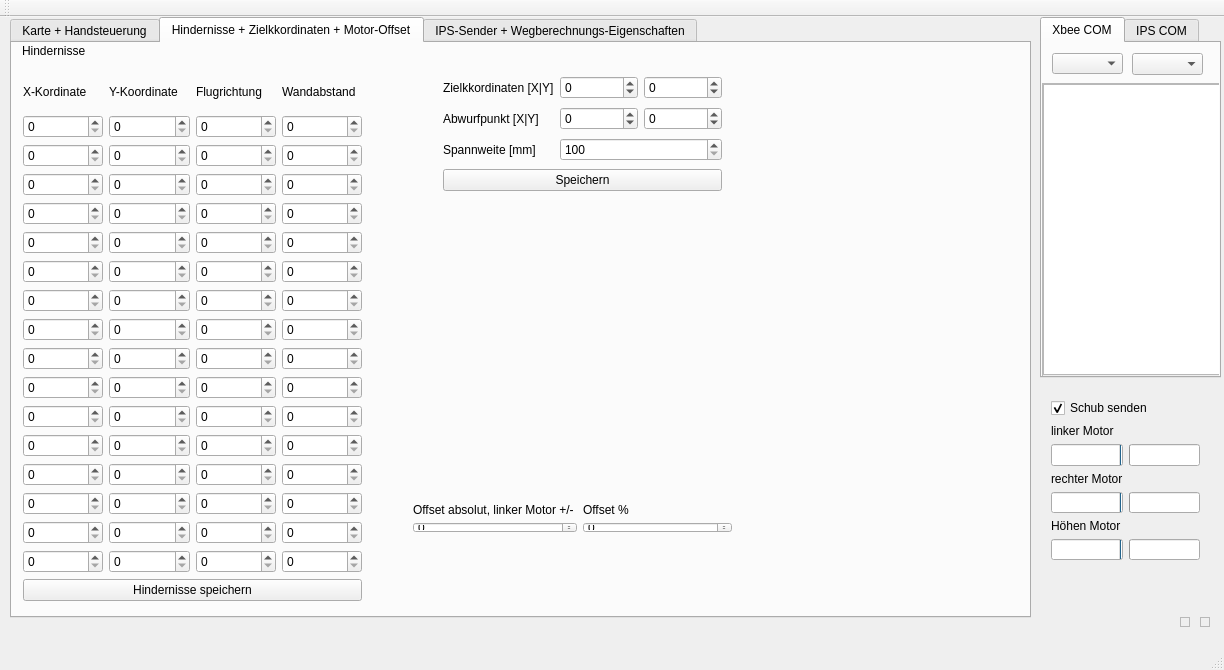
Old version of the form mainwindow.ui in the repository Koerner/Sturzflug-at-daedalus.ei.tum.de.
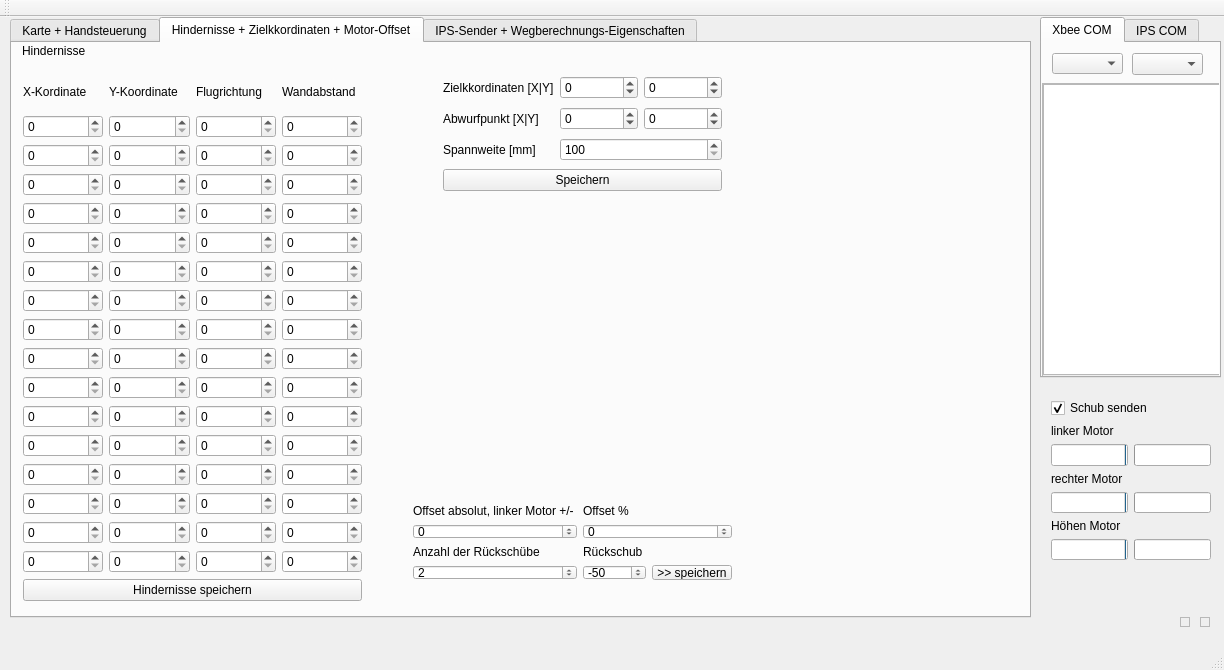
New version of the form. The open tabs and pages were chosen to show the change.

```diff
--- a/mainwindow.ui
+++ b/mainwindow.ui
@@ -1071,10 +1071,36 @@
         <x>390</x>
         <y>450</y>
         <width>341</width>
-        <height>51</height>
+        <height>99</height>
        </rect>
       </property>
       <layout class="QGridLayout" name="gridLayout_6">
+       <item row="3" column="1">
+        <widget class="QSpinBox" name="rueckschub">
+         <property name="minimum">
+          <number>-99</number>
+         </property>
+         <property name="maximum">
+          <number>0</number>
+         </property>
+         <property name="value">
+          <number>-50</number>
+         </property>
+        </widget>
+       </item>
+       <item row="3" column="0">
+        <widget class="QSpinBox" name="rueckAnz">
+         <property name="minimum">
+          <number>0</number>
+         </property>
+         <property name="maximum">
+          <number>10</number>
+         </property>
+         <property name="value">
+          <number>2</number>
+         </property>
+        </widget>
+       </item>
        <item row="1" column="0">
         <widget class="QSpinBox" name="offsetAbs">
          <property name="minimum">
@@ -1082,13 +1108,6 @@
          </property>
         </widget>
        </item>
-       <item row="1" column="1">
-        <widget class="QSpinBox" name="offsetPro">
-         <property name="minimum">
-          <number>-99</number>
-         </property>
-        </widget>
-       </item>
        <item row="0" column="0">
         <widget class="QLabel" name="label_13">
          <property name="text">
@@ -1103,6 +1122,34 @@
          </property>
         </widget>
        </item>
+       <item row="3" column="2">
+        <widget class="QPushButton" name="setSchub">
+         <property name="text">
+          <string>&gt;&gt; speichern</string>
+         </property>
+        </widget>
+       </item>
+       <item row="2" column="1">
+        <widget class="QLabel" name="label_rueckschub">
+         <property name="text">
+          <string>Rückschub</string>
+         </property>
+        </widget>
+       </item>
+       <item row="2" column="0">
+        <widget class="QLabel" name="label_rueckschub_2">
+         <property name="text">
+          <string>Anzahl der Rückschübe</string>
+         </property>
+        </widget>
+       </item>
+       <item row="1" column="1" colspan="2">
+        <widget class="QSpinBox" name="offsetPro">
+         <property name="minimum">
+          <number>-99</number>
+         </property>
+        </widget>
+       </item>
       </layout>
      </widget>
     </widget>
@@ -1592,7 +1639,7 @@
      <rect>
       <x>1040</x>
       <y>370</y>
-      <width>171</width>
+      <width>182</width>
       <height>184</height>
      </rect>
     </property>
```
Left out of the diff: 13 changed lines with no effect on the pictures.
